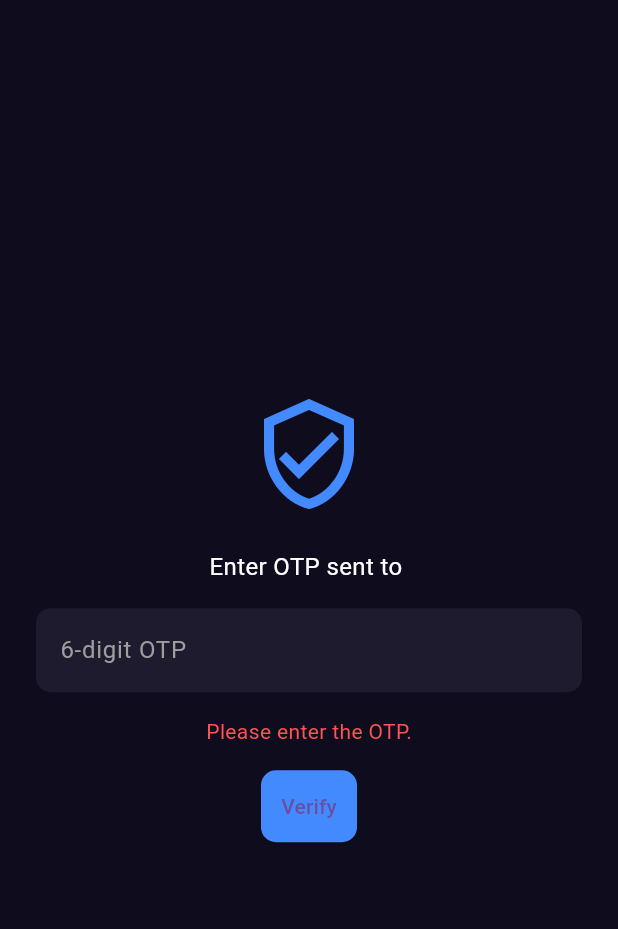
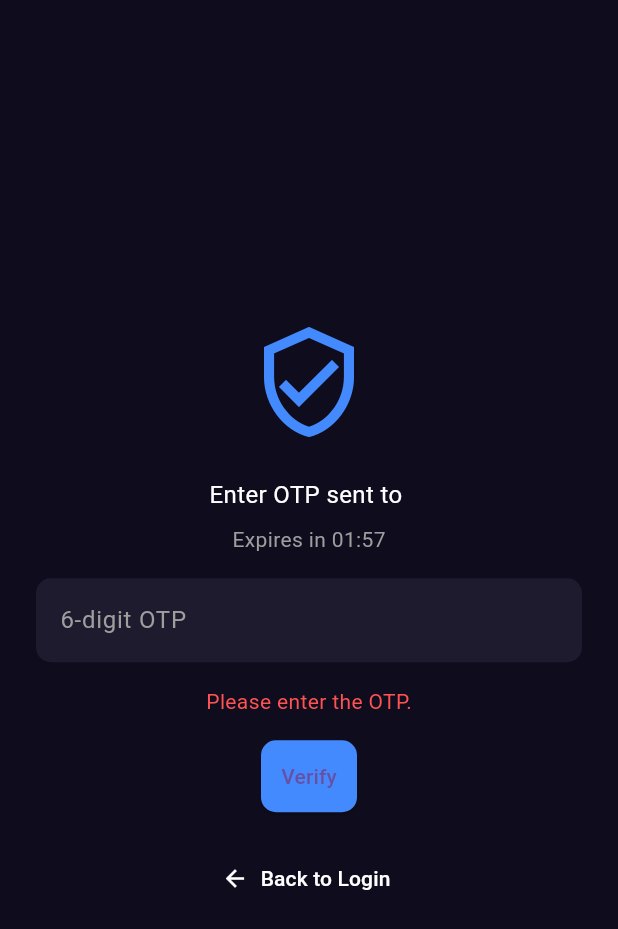
Before and after one commit to AnvieMenke/broker-mobile, a Flutter app: the OtpVerificationPage screen opened directly with empty values, after a tap on "Verify", on a phone screen of 412 x 824 dp. Shown: the top 929 px of the screen. Run offline on Flutter 3.47's test engine with Material 3 defaults, Android fonts, the phone set to English and light mode, and no system bars; our stand-ins replace flutter_dotenv, font_awesome_flutter, jwt_decoder, shared_preferences; missing offline and left inert: grpc, protobuf; accounts and stored records are empty.

Commit message:
feature/105103 - OTP Expiration

```diff
--- a/lib/src/otp_verification_page.dart
+++ b/lib/src/otp_verification_page.dart
@@ -1,7 +1,9 @@
+import 'dart:async';
 import 'dart:developer';
 import 'package:flutter/material.dart';
 import '../service/auth-service.dart';
 import 'main_screen.dart';
+import 'login.dart'; // <-- make sure you have a LoginPage
 
 class OtpVerificationPage extends StatefulWidget {
   final String email;
@@ -11,10 +13,10 @@ class OtpVerificationPage extends StatefulWidget {
 
   const OtpVerificationPage(
       {super.key,
-      required this.email,
-      required this.password,
-      required this.sessionKey,
-      required this.authenticationMode});
+        required this.email,
+        required this.password,
+        required this.sessionKey,
+        required this.authenticationMode});
 
   @override
   State<OtpVerificationPage> createState() => _OtpVerificationPageState();
@@ -25,7 +27,40 @@ class _OtpVerificationPageState extends State<OtpVerificationPage> {
   bool _verifying = false;
   String? _error;
 
-  /// Mask email after 3 characters, keeping domain visible
+  Timer? _timer;
+  int _remainingSeconds = 120; // 2 minutes = 120 seconds
+
+  @override
+  void initState() {
+    super.initState();
+    _startTimer();
+  }
+
+  @override
+  void dispose() {
+    _timer?.cancel();
+    _otpController.dispose();
+    super.dispose();
+  }
+
+  void _startTimer() {
+    _timer = Timer.periodic(const Duration(seconds: 1), (timer) {
+      if (_remainingSeconds > 0) {
+        setState(() {
+          _remainingSeconds--;
+        });
+      } else {
+        timer.cancel();
+      }
+    });
+  }
+
+  String _formatTime(int seconds) {
+    final minutes = (seconds ~/ 60).toString().padLeft(2, '0');
+    final secs = (seconds % 60).toString().padLeft(2, '0');
+    return "$minutes:$secs";
+  }
+
   String maskEmail(String email) {
     final parts = email.split('@');
     if (parts.length != 2) return email;
@@ -40,8 +75,12 @@ class _OtpVerificationPageState extends State<OtpVerificationPage> {
   }
 
   void _verifyOtp() async {
+    if (_remainingSeconds <= 0) {
+      setState(() => _error = "OTP expired. Please request a new one.");
+      return;
+    }
+
     final otp = _otpController.text.trim();
-
     if (otp.isEmpty) {
       setState(() => _error = 'Please enter the OTP.');
       return;
@@ -58,7 +97,7 @@ class _OtpVerificationPageState extends State<OtpVerificationPage> {
         email: widget.email,
         password: widget.password,
         authCode: otp,
-        authenticationMode:widget.authenticationMode,
+        authenticationMode: widget.authenticationMode,
         sessionKey: widget.sessionKey,
       );
       setState(() => _verifying = false);
@@ -69,10 +108,8 @@ class _OtpVerificationPageState extends State<OtpVerificationPage> {
     } catch (e) {
       setState(() {
         _verifying = false;
-        _error = e.toString(); // show the real error
+        _error = e.toString(); // show real error
       });
-
-      // Also print it in the debug console
       debugPrint("OTP Verification Error: $e");
     }
   }
@@ -94,6 +131,18 @@ class _OtpVerificationPageState extends State<OtpVerificationPage> {
                 "Enter OTP sent to ${maskEmail(widget.email)}",
                 style: const TextStyle(color: Colors.white, fontSize: 16),
               ),
+              const SizedBox(height: 8),
+
+              Text(
+                _remainingSeconds > 0
+                    ? "Expires in ${_formatTime(_remainingSeconds)}"
+                    : "OTP expired",
+                style: TextStyle(
+                  color: _remainingSeconds > 0 ? Colors.grey : Colors.red,
+                  fontSize: 14,
+                ),
+              ),
+
               const SizedBox(height: 16),
               TextField(
                 controller: _otpController,
@@ -115,7 +164,9 @@ class _OtpVerificationPageState extends State<OtpVerificationPage> {
                 Text(_error!, style: const TextStyle(color: Colors.redAccent)),
               const SizedBox(height: 16),
               ElevatedButton(
-                onPressed: _verifying ? null : _verifyOtp,
+                onPressed: (_verifying || _remainingSeconds <= 0)
+                    ? null
+                    : _verifyOtp,
                 style: ElevatedButton.styleFrom(
                   backgroundColor: Colors.blueAccent,
                   padding: const EdgeInsets.symmetric(vertical: 14),
@@ -125,6 +176,22 @@ class _OtpVerificationPageState extends State<OtpVerificationPage> {
                 child: _verifying
                     ? const CircularProgressIndicator(color: Colors.white)
                     : const Text('Verify'),
+              ),
+
+              const SizedBox(height: 20),
+
+              TextButton.icon(
+                onPressed: () {
+                  Navigator.pushReplacement(
+                    context,
+                    MaterialPageRoute(builder: (_) => const LoginPage()),
+                  );
+                },
+                icon: const Icon(Icons.arrow_back, color: Colors.white),
+                label: const Text(
+                  "Back to Login",
+                  style: TextStyle(color: Colors.white),
+                ),
               )
             ],
           ),
```
